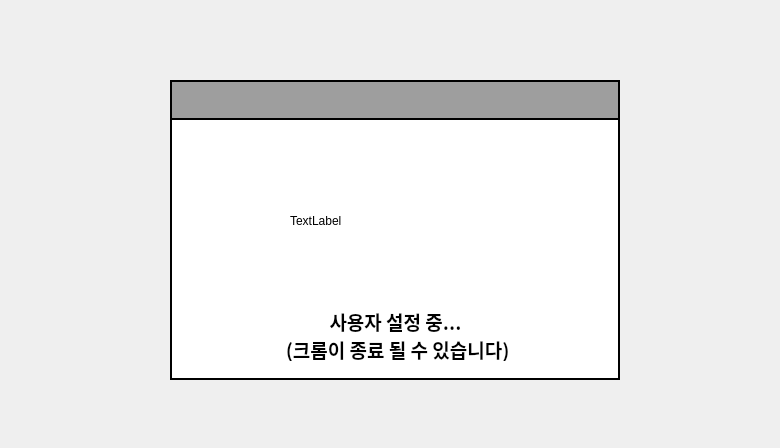
This is UI/preMemGui.ui in dign1120/graduationProject as Qt 5 draws it before an edit. The edited form follows.
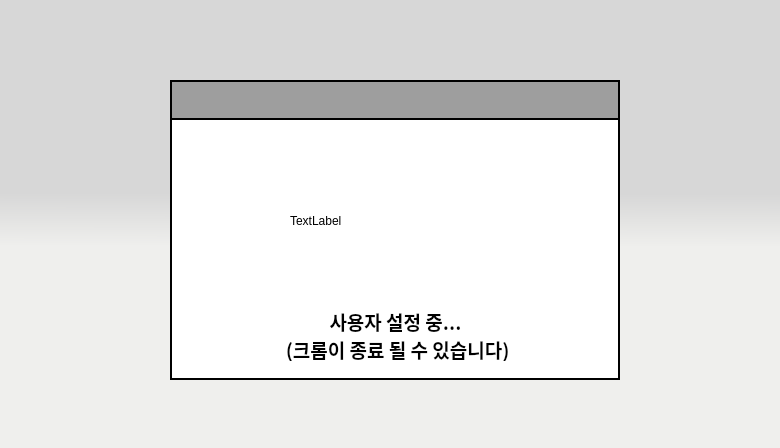
This is the edited form.

```diff
--- a/UI/preMemGui.ui
+++ b/UI/preMemGui.ui
@@ -13,6 +13,9 @@
   <property name="windowTitle">
    <string>Dialog</string>
   </property>
+  <property name="styleSheet">
+   <string notr="true">background-color:qlineargradient(spread:pad, x1:0.5, y1:0.432, x2:0.499682, y2:0.551, stop:0 rgba(215, 215, 215, 255), stop:1 rgba(239, 239, 237, 255))</string>
+  </property>
   <widget class="QFrame" name="frame">
    <property name="geometry">
     <rect>
```
